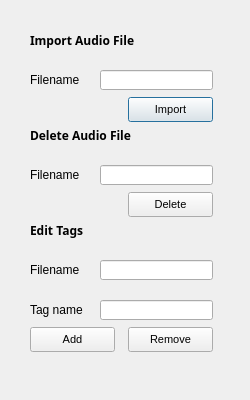
Freddyh11/ElectroStar, file editpopoutwindow.ui: the form before one commit.
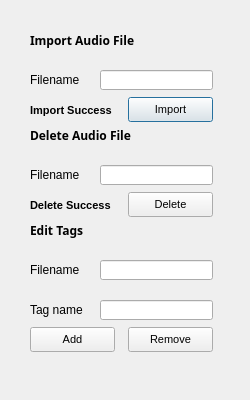
The form after the commit.

Commit message: James: in edit popout, import & delete works front & back-end

```diff
--- a/editpopoutwindow.ui
+++ b/editpopoutwindow.ui
@@ -260,6 +260,50 @@
     <string>Add</string>
    </property>
   </widget>
+  <widget class="QLabel" name="importsuccess_text">
+   <property name="geometry">
+    <rect>
+     <x>30</x>
+     <y>100</y>
+     <width>98</width>
+     <height>20</height>
+    </rect>
+   </property>
+   <property name="font">
+    <font>
+     <family>Arial</family>
+     <pointsize>8</pointsize>
+     <bold>true</bold>
+     <stylestrategy>PreferDefault</stylestrategy>
+     <kerning>true</kerning>
+    </font>
+   </property>
+   <property name="text">
+    <string>Import Success</string>
+   </property>
+  </widget>
+  <widget class="QLabel" name="deletesuccess_text">
+   <property name="geometry">
+    <rect>
+     <x>30</x>
+     <y>195</y>
+     <width>98</width>
+     <height>20</height>
+    </rect>
+   </property>
+   <property name="font">
+    <font>
+     <family>Arial</family>
+     <pointsize>8</pointsize>
+     <bold>true</bold>
+     <stylestrategy>PreferDefault</stylestrategy>
+     <kerning>true</kerning>
+    </font>
+   </property>
+   <property name="text">
+    <string>Delete Success</string>
+   </property>
+  </widget>
  </widget>
  <resources/>
  <connections/>
```
Left out of the diff: 16 changed lines with no effect on the pictures. The commit also changes 7 other files.
